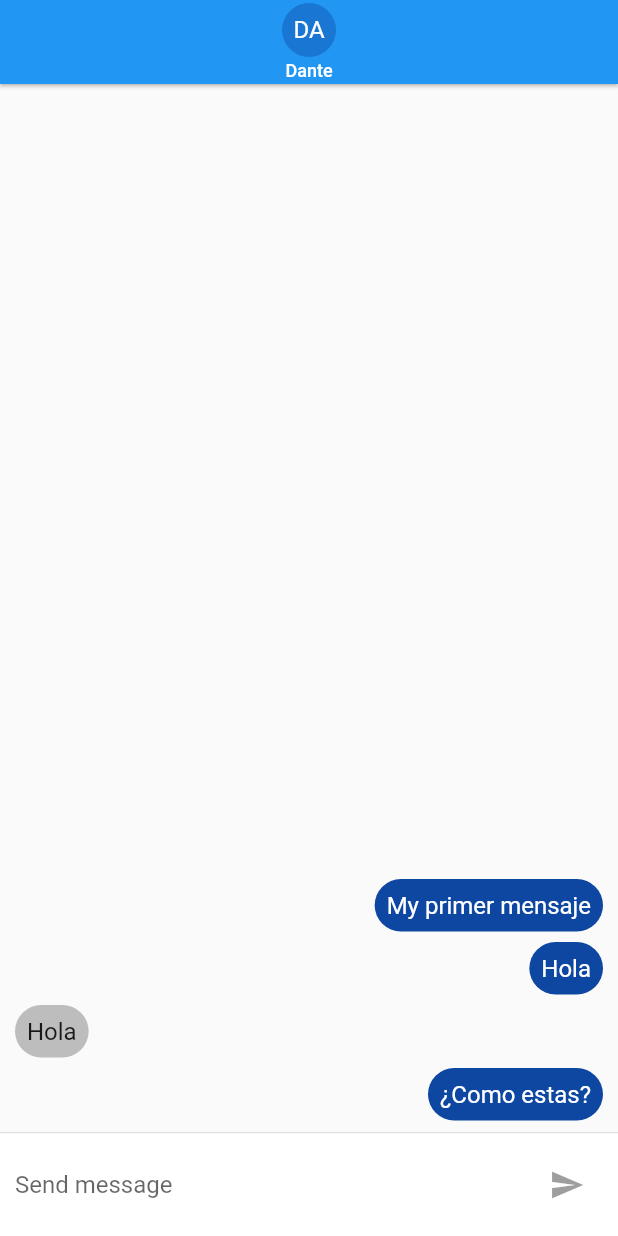
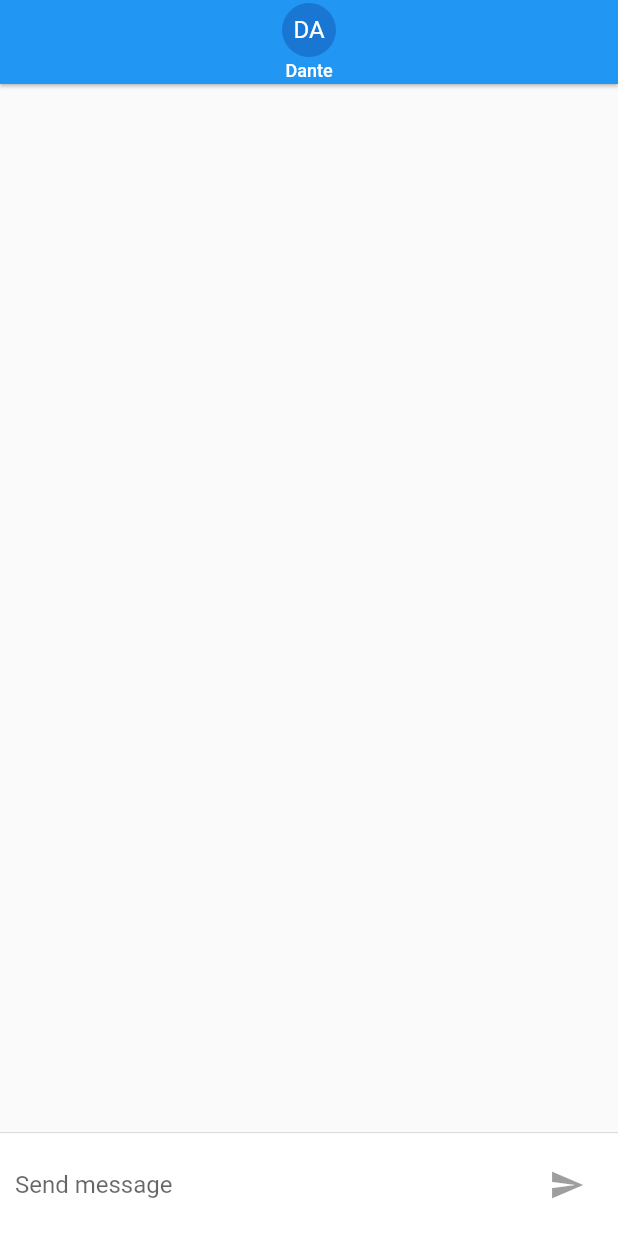
Before and after one commit to Luisparr14/chat_app, a Flutter app: the screen it shows after launch, on a phone screen of 412 x 824 dp. Run offline on Flutter 3.47's test engine with Material 2 defaults, Android fonts, the phone set to English and light mode, and no system bars; our stand-ins replace pull_to_refresh.

Commit message:
clase #68 - flutter avanzado

```diff
--- a/lib/screens/chat.dart
+++ b/lib/screens/chat.dart
@@ -8,17 +8,12 @@ class ChatScreen extends StatefulWidget {
   State<ChatScreen> createState() => _ChatScreenState();
 }
 
-class _ChatScreenState extends State<ChatScreen> {
+class _ChatScreenState extends State<ChatScreen> with TickerProviderStateMixin {
   final _textController = TextEditingController();
   final _focusNode = FocusNode();
   bool _isWriting = false;
 
-  final List<ChatMessage> _messages = [
-    const ChatMessage(uid: '123', text: '¿Como estas?'),
-    const ChatMessage(uid: '1223', text: 'Hola'),
-    const ChatMessage(uid: '123', text: 'Hola'),
-    const ChatMessage(uid: '123', text: 'My primer mensaje'),
-  ];
+  final List<ChatMessage> _messages = [];
 
   @override
   Widget build(BuildContext context) {
@@ -88,9 +83,15 @@ class _ChatScreenState extends State<ChatScreen> {
     _focusNode.requestFocus();
     _isWriting = false;
 
-    final newMessage = ChatMessage(uid: '123', text: text);
+    final newMessage = ChatMessage(
+      uid: '123',
+      text: text,
+      animationController: AnimationController(
+          vsync: this, duration: const Duration(milliseconds: 200)),
+    );
 
     _messages.insert(0, newMessage);
+    newMessage.animationController.forward();
 
     setState(() {});
   }
--- a/lib/widgets/chat_message.dart
+++ b/lib/widgets/chat_message.dart
@@ -1,14 +1,19 @@
 import 'package:flutter/material.dart';
 
 class ChatMessage extends StatelessWidget {
-  const ChatMessage({super.key, required this.uid, required this.text});
+  const ChatMessage({super.key, required this.uid, required this.text, required this.animationController});
 
   final String uid;
   final String text;
+  final AnimationController animationController;
 
   @override
   Widget build(BuildContext context) {
-    return uid == '123' ? _myMessage() : _notMyMessage();
+    return FadeTransition(
+        opacity: animationController,
+        child: SizeTransition(
+          sizeFactor: CurvedAnimation(parent: animationController, curve: Curves.bounceInOut),
+          child: uid == '123' ? _myMessage() : _notMyMessage()));
   }
 
   Widget _myMessage() {
@@ -16,35 +21,31 @@ class ChatMessage extends StatelessWidget {
       alignment: Alignment.centerRight,
       child: Container(
         padding: const EdgeInsets.all(8),
-        margin: const EdgeInsets.only(
-          left: 60,
-          right: 10,
-          bottom: 7
+        margin: const EdgeInsets.only(left: 60, right: 10, bottom: 7),
+        decoration: BoxDecoration(
+            color: Colors.blue.shade900,
+            borderRadius: BorderRadius.circular(30)),
+        child: Text(
+          text,
+          style: const TextStyle(color: Colors.white, fontSize: 16),
         ),
-        decoration: BoxDecoration(
-          color: Colors.blue.shade900,
-          borderRadius: BorderRadius.circular(30)
-        ),
-        child: Text(text, style: const TextStyle(color: Colors.white, fontSize: 16),),
       ),
     );
   }
 
   Widget _notMyMessage() {
-        return Align(
+    return Align(
       alignment: Alignment.centerLeft,
       child: Container(
         padding: const EdgeInsets.all(8),
-        margin: const EdgeInsets.only(
-          right: 60,
-          left: 10,
-          bottom: 7
+        margin: const EdgeInsets.only(right: 60, left: 10, bottom: 7),
+        decoration: BoxDecoration(
+            color: Colors.grey.shade400,
+            borderRadius: BorderRadius.circular(30)),
+        child: Text(
+          text,
+          style: const TextStyle(color: Colors.black87, fontSize: 16),
         ),
-        decoration: BoxDecoration(
-          color: Colors.grey.shade400,
-          borderRadius: BorderRadius.circular(30)
-        ),
-        child: Text(text, style: const TextStyle(color: Colors.black87, fontSize: 16),),
       ),
     );
   }
```
